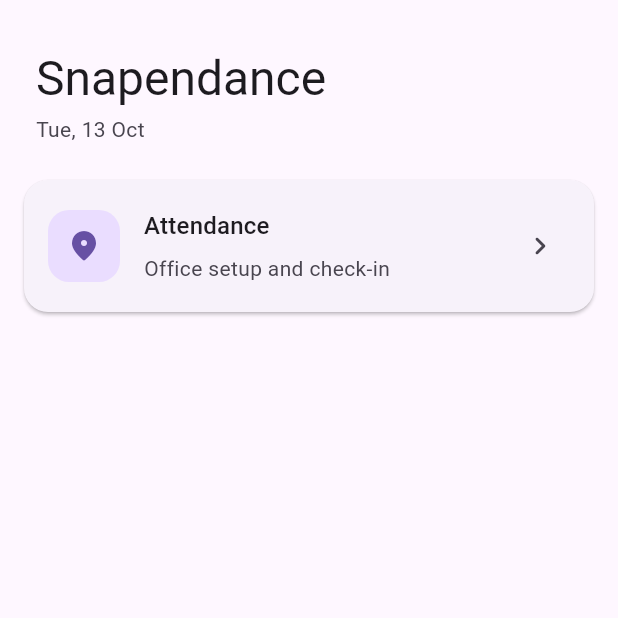
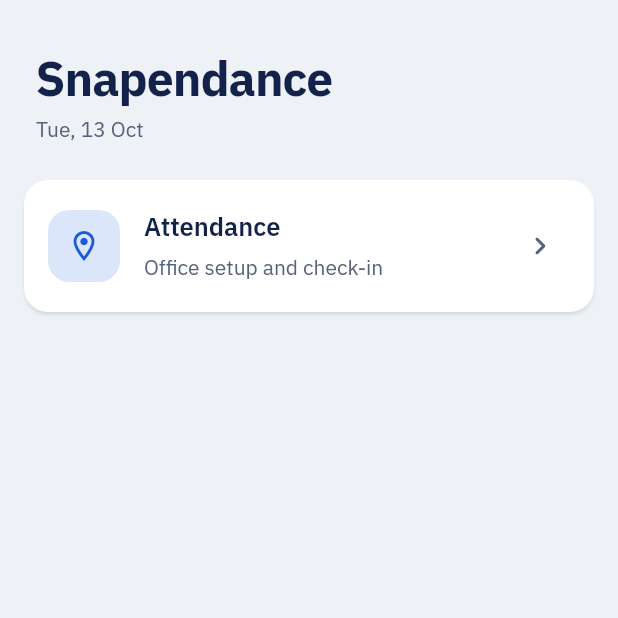
Before and after one commit to shafayatb/snapendance, a Flutter app: the screen it shows after launch, on a phone screen of 412 x 824 dp, the top half of it. Run offline on Flutter 3.47's test engine with Material 3 defaults, Android fonts, the phone set to English and light mode, and no system bars.

Commit message:
feat(app): add light design tokens and IBM Plex fonts

```diff
--- a/lib/app/app.dart
+++ b/lib/app/app.dart
@@ -1,16 +1,18 @@
 import 'package:flutter/material.dart';
 
 import 'home/home_screen.dart';
+import 'theme/app_theme.dart';
 
 class SnapendanceApp extends StatelessWidget {
   const SnapendanceApp({super.key});
 
   @override
   Widget build(BuildContext context) {
-    return const MaterialApp(
+    return MaterialApp(
       title: 'Snapendance',
       debugShowCheckedModeBanner: false,
-      home: HomeScreen(),
+      theme: buildLightTheme(),
+      home: const HomeScreen(),
     );
   }
 }
--- a/lib/app/home/home_screen.dart
+++ b/lib/app/home/home_screen.dart
@@ -1,5 +1,8 @@
 import 'package:flutter/material.dart';
+import 'package:flutter/services.dart';
 import 'package:intl/intl.dart';
+
+import '../theme/app_tokens.dart';
 
 /// The app's entry point (design frame H1): a header and one card per feature.
 ///
@@ -13,17 +16,28 @@
     final textTheme = Theme.of(context).textTheme;
     final colors = Theme.of(context).colorScheme;
 
-    return Scaffold(
+    return AnnotatedRegion<SystemUiOverlayStyle>(
+      value: SystemUiOverlayStyle.dark.copyWith(
+        statusBarColor: Colors.transparent,
+        systemNavigationBarColor: Colors.transparent,
+        systemNavigationBarIconBrightness: Brightness.dark,
+      ),
+      child: Scaffold(
         body: SafeArea(
           child: ListView(
             children: [
               Padding(
-              padding: const EdgeInsets.fromLTRB(24, 32, 24, 24),
+                padding: const EdgeInsets.fromLTRB(
+                  AppSpacing.xl,
+                  AppSpacing.xxl,
+                  AppSpacing.xl,
+                  AppSpacing.xl,
+                ),
                 child: Column(
                   crossAxisAlignment: CrossAxisAlignment.start,
                   children: [
                     Text('Snapendance', style: textTheme.headlineLarge),
-                  const SizedBox(height: 4),
+                    const SizedBox(height: AppSpacing.xxs),
                     Text(
                       DateFormat('EEE, d MMM').format(DateTime.now()),
                       style: textTheme.bodyMedium?.copyWith(
@@ -34,14 +48,15 @@
                 ),
               ),
               const Padding(
-              padding: EdgeInsets.symmetric(horizontal: 16),
+                padding: EdgeInsets.symmetric(horizontal: AppSpacing.md),
                 child: _FeatureCard(
-                icon: Icons.location_on_rounded,
+                  icon: Icons.location_on_outlined,
                   title: 'Attendance',
                   subtitle: 'Office setup and check-in',
                 ),
               ),
             ],
+          ),
         ),
       ),
     );
@@ -65,11 +80,15 @@
     final colors = Theme.of(context).colorScheme;
     return Card(
       margin: EdgeInsets.zero,
-      shape: RoundedRectangleBorder(borderRadius: BorderRadius.circular(16)),
       child: ConstrainedBox(
         constraints: const BoxConstraints(minHeight: 88),
         child: Padding(
-          padding: const EdgeInsets.fromLTRB(16, 16, 12, 16),
+          padding: const EdgeInsets.fromLTRB(
+            AppSpacing.md,
+            AppSpacing.md,
+            AppSpacing.sm,
+            AppSpacing.md,
+          ),
           child: Row(
             children: [
               Container(
@@ -81,12 +100,16 @@
                 ),
                 child: Icon(icon, color: colors.primary),
               ),
-              const SizedBox(width: 16),
+              const SizedBox(width: AppSpacing.md),
               Expanded(
                 child: Column(
                   crossAxisAlignment: CrossAxisAlignment.start,
                   children: [
-                    Text(title, style: textTheme.titleMedium),
+                    // H1 sets card titles at 17 px, between titleMedium and labelLarge.
+                    Text(
+                      title,
+                      style: textTheme.titleMedium?.copyWith(fontSize: 17),
+                    ),
                     const SizedBox(height: 6),
                     Text(
                       subtitle,
@@ -97,7 +120,7 @@
                   ],
                 ),
               ),
-              const SizedBox(width: 16),
+              const SizedBox(width: AppSpacing.md),
               SizedBox.square(
                 dimension: 48,
                 child: Icon(
--- a/lib/main.dart
+++ b/lib/main.dart
@@ -1,7 +1,11 @@
 import 'package:flutter/material.dart';
+import 'package:flutter/services.dart';
 
 import 'app/app.dart';
 
 void main() {
+  // Draw behind the system bars on every Android version, not only 15+.
+  WidgetsFlutterBinding.ensureInitialized();
+  SystemChrome.setEnabledSystemUIMode(SystemUiMode.edgeToEdge);
   runApp(const SnapendanceApp());
 }
```
Also changed, not shown: assets/fonts/OFL.txt (added, +93 -0 lines), lib/app/theme/app_theme.dart (added, +201 -0 lines), lib/app/theme/app_tokens.dart (added, +60 -0 lines), pubspec.yaml (+13 -19 lines), assets/fonts/IBMPlexMono-Medium.ttf (added), assets/fonts/IBMPlexSans-Bold.ttf (added), assets/fonts/IBMPlexSans-Regular.ttf (added), assets/fonts/IBMPlexSans-SemiBold.ttf (added), 1 other file. Lines whose indentation alone changed are shown as unchanged.
